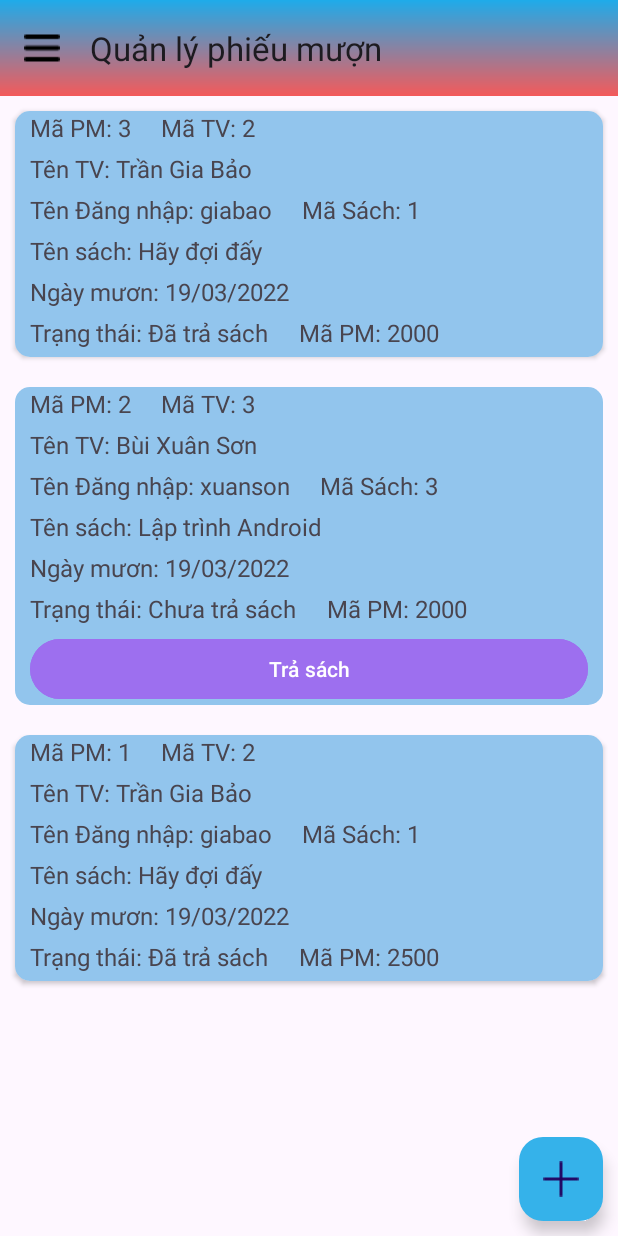
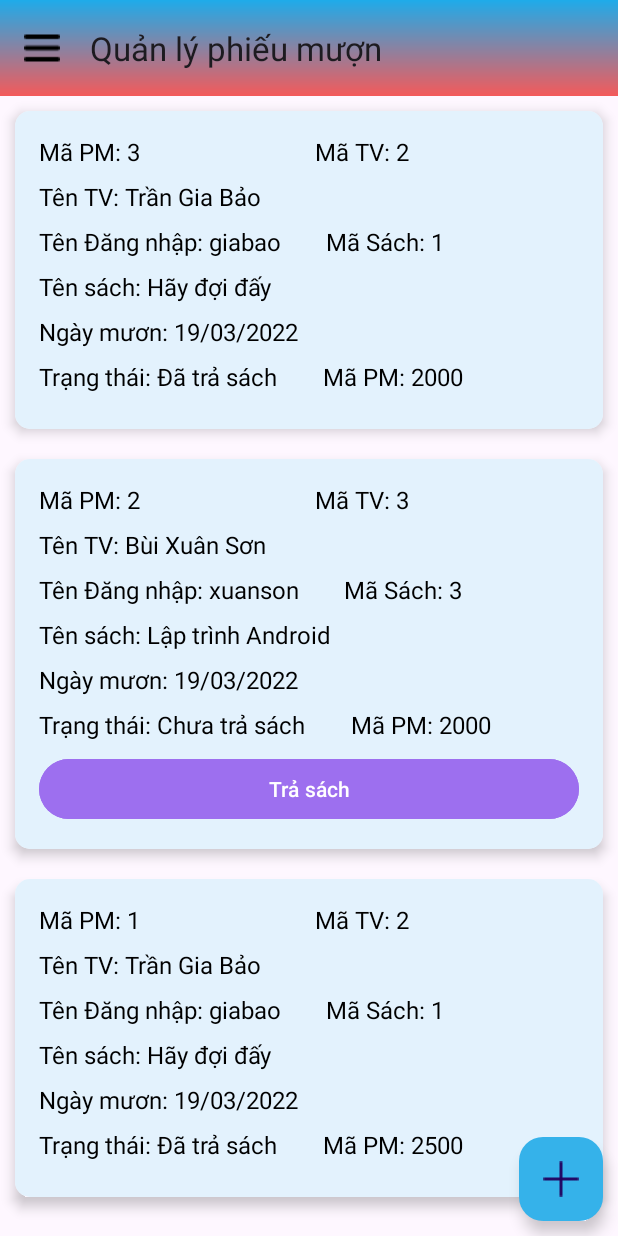
Before and after one commit to sonnnnn2222/Project, an Android app: the QuanLyPhieuMuonFragment screen opened directly, with no data from a screen before it, on a phone screen of 412 x 824 dp. Run offline under Robolectric (Android 15) with nearby library versions, the phone set to English and light mode, and no system bars.

Commit message:
sua het layout

```diff
--- a/app/src/main/res/layout/item_phieumuon.xml
+++ b/app/src/main/res/layout/item_phieumuon.xml
@@ -1,140 +1,126 @@
 <?xml version="1.0" encoding="utf-8"?>
 <androidx.cardview.widget.CardView xmlns:android="http://schemas.android.com/apk/res/android"
+    xmlns:app="http://schemas.android.com/apk/res-auto"
     android:layout_width="match_parent"
     android:layout_height="wrap_content"
-    xmlns:app="http://schemas.android.com/apk/res-auto"
     android:layout_margin="10dp"
-    app:cardCornerRadius="10dp">
-
-
-
-
+    app:cardCornerRadius="10dp"
+    app:cardElevation="5dp">
 
     <LinearLayout
-        android:background="#92C5ED"
         android:layout_width="match_parent"
         android:layout_height="match_parent"
+        android:background="#E3F2FD"
         android:orientation="vertical"
-        android:paddingStart="10dp"
-        android:paddingEnd="10dp">
+        android:padding="16dp">
 
         <LinearLayout
-            android:layout_width="wrap_content"
+            android:layout_width="match_parent"
             android:layout_height="wrap_content"
-            android:orientation="horizontal">
+            android:orientation="horizontal"
+            android:layout_marginBottom="8dp">
+
             <TextView
                 android:id="@+id/txtMaphieumuon"
-                android:layout_width="match_parent"
+                android:layout_width="0dp"
                 android:layout_height="wrap_content"
-                android:text="Values"
+                android:layout_weight="1"
+                android:text="Mã phiếu mượn:"
                 android:textSize="16sp"
-                android:layout_marginRight="20dp"
-                />
+                android:textColor="#000"
+                android:layout_marginEnd="8dp" />
+
             <TextView
                 android:id="@+id/txtmaTV"
-                android:layout_width="match_parent"
+                android:layout_width="0dp"
+                android:layout_height="wrap_content"
+                android:layout_weight="1"
+                android:text="Mã TV:"
                 android:textSize="16sp"
-                android:layout_height="wrap_content"
-                android:text="Values"
-                />
+                android:textColor="#000" />
         </LinearLayout>
-
-
-
 
         <TextView
             android:id="@+id/txtTenTV"
             android:layout_width="match_parent"
             android:layout_height="wrap_content"
-                android:text="Values"
+            android:text="Tên TV:"
             android:textSize="16sp"
-                android:layout_marginTop="5dp"
-                android:layout_marginBottom="5dp"
-                />
-
+            android:textColor="#000"
+            android:layout_marginBottom="8dp" />
 
         <LinearLayout
-            android:layout_width="wrap_content"
+            android:layout_width="match_parent"
             android:layout_height="wrap_content"
-            android:orientation="horizontal">
+            android:orientation="horizontal"
+            android:layout_marginBottom="8dp">
 
             <TextView
                 android:id="@+id/txtTenDangnhap"
-                android:layout_width="match_parent"
+                android:layout_width="wrap_content"
                 android:layout_height="wrap_content"
-                android:text="Values"
+                android:text="Tên đăng nhập:"
                 android:textSize="16sp"
-                android:layout_marginRight="20dp"
-                />
+                android:textColor="#000"
+                android:layout_marginRight="30dp"/>
 
             <TextView
                 android:id="@+id/txtMaSach"
+                android:layout_width="wrap_content"
+                android:layout_height="wrap_content"
+                android:text="Mã sách:"
                 android:textSize="16sp"
-                android:layout_width="match_parent"
-                android:layout_height="wrap_content"
-                android:text="Values"
-                />
-
+                android:textColor="#000" />
         </LinearLayout>
-
 
         <TextView
             android:id="@+id/txtTenSach"
             android:layout_width="match_parent"
             android:layout_height="wrap_content"
-                android:text="Values"
+            android:text="Tên sách:"
             android:textSize="16sp"
-                android:layout_marginTop="5dp"
-                android:layout_marginBottom="5dp"
-                />
+            android:textColor="#000"
+            android:layout_marginBottom="8dp" />
 
         <TextView
             android:id="@+id/txtNgay"
             android:layout_width="match_parent"
             android:layout_height="wrap_content"
+            android:text="Ngày mượn:"
             android:textSize="16sp"
-                android:text="Values"
-                />
-
-
+            android:textColor="#000"
+            android:layout_marginBottom="8dp" />
 
         <LinearLayout
+            android:layout_width="match_parent"
+            android:layout_height="wrap_content"
+            android:orientation="horizontal"
+            android:layout_marginBottom="8dp">
+
+            <TextView
+                android:id="@+id/txtTrangThai"
                 android:layout_width="wrap_content"
                 android:layout_height="wrap_content"
-    android:orientation="horizontal"
-    android:layout_marginTop="5dp"
-    android:layout_marginBottom="5dp">
-    <TextView
-        android:id="@+id/txtTrangThai"
-        android:layout_width="match_parent"
-        android:layout_height="wrap_content"
-        android:text="Values"
+                android:text="Trạng thái:"
                 android:textSize="16sp"
-        android:layout_marginRight="20dp"
-        />
+                android:textColor="#000"
+               android:layout_marginRight="30dp" />
 
             <TextView
                 android:id="@+id/txtTienThue"
-        android:layout_width="match_parent"
+                android:layout_width="wrap_content"
                 android:layout_height="wrap_content"
+                android:text="Tiền thuê:"
                 android:textSize="16sp"
-        android:text="Values"
-
-        />
-
+                android:textColor="#000" />
         </LinearLayout>
-
-
 
         <Button
             android:id="@+id/btnTraSach"
             android:layout_width="match_parent"
             android:layout_height="wrap_content"
             android:backgroundTint="#9D6FEF"
-            android:text="Trả sách"/>
+            android:text="Trả sách"
+            android:textColor="#FFF" />
     </LinearLayout>
-
-
-
-
 </androidx.cardview.widget.CardView>
```
Also changed, not shown: app/src/main/res/layout/item_recycle_thanhvien.xml (+36 -28 lines), app/src/main/res/layout/item_recycler_loaisach.xml (+28 -16 lines), app/src/main/res/layout/item_recycler_sach.xml (+37 -23 lines). Lines whose indentation alone changed are shown as unchanged.
